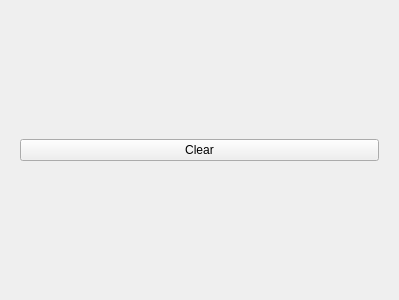
Qt form designer/Canvas.ui (AlanVek/ASSD) before a commit.
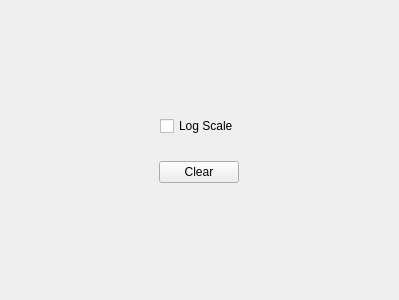
The same form after that commit.

Commit message: dBm and log scale

```diff
--- a/designer/Canvas.ui
+++ b/designer/Canvas.ui
@@ -17,17 +17,34 @@
    <item>
     <widget class="QFrame" name="Full_Widg">
      <layout class="QVBoxLayout" name="verticalLayout">
+      <property name="spacing">
+       <number>25</number>
+      </property>
+      <property name="sizeConstraint">
+       <enum>QLayout::SetDefaultConstraint</enum>
+      </property>
       <item>
        <layout class="QVBoxLayout" name="Canvas"/>
       </item>
       <item>
+       <layout class="QVBoxLayout" name="verticalLayout_2">
+        <item alignment="Qt::AlignHCenter">
+         <widget class="QCheckBox" name="LogCheck">
+          <property name="text">
+           <string>Log Scale</string>
+          </property>
+         </widget>
+        </item>
+        <item>
        <layout class="QHBoxLayout" name="Toggles">
-        <item>
+          <item alignment="Qt::AlignHCenter">
          <widget class="QPushButton" name="Clear">
           <property name="text">
            <string>Clear</string>
           </property>
          </widget>
+          </item>
+         </layout>
         </item>
        </layout>
       </item>
```
Lines whose indentation alone changed are shown as unchanged. The commit also changes 3 other files.
